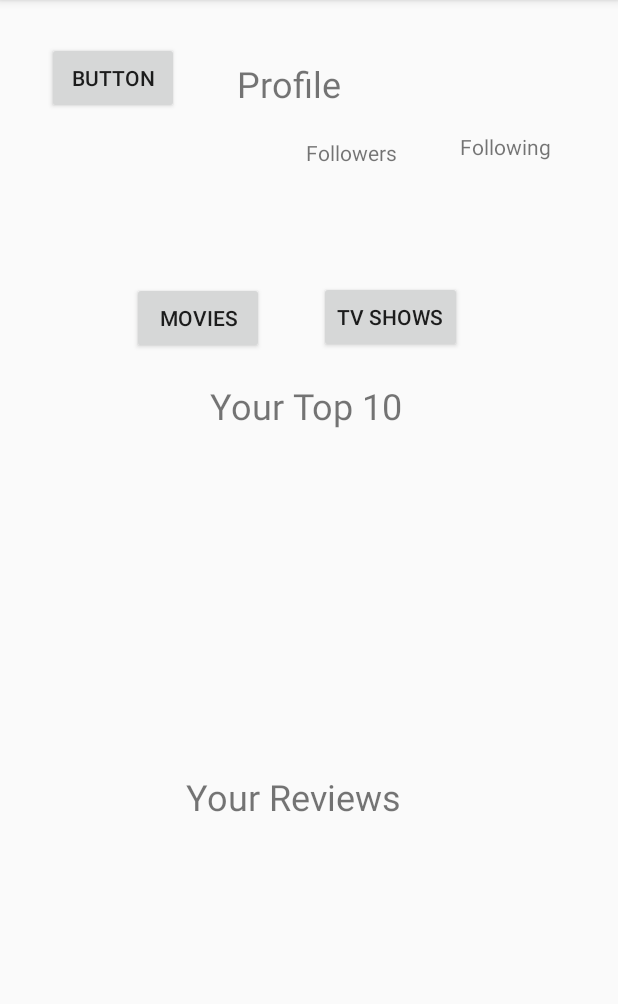
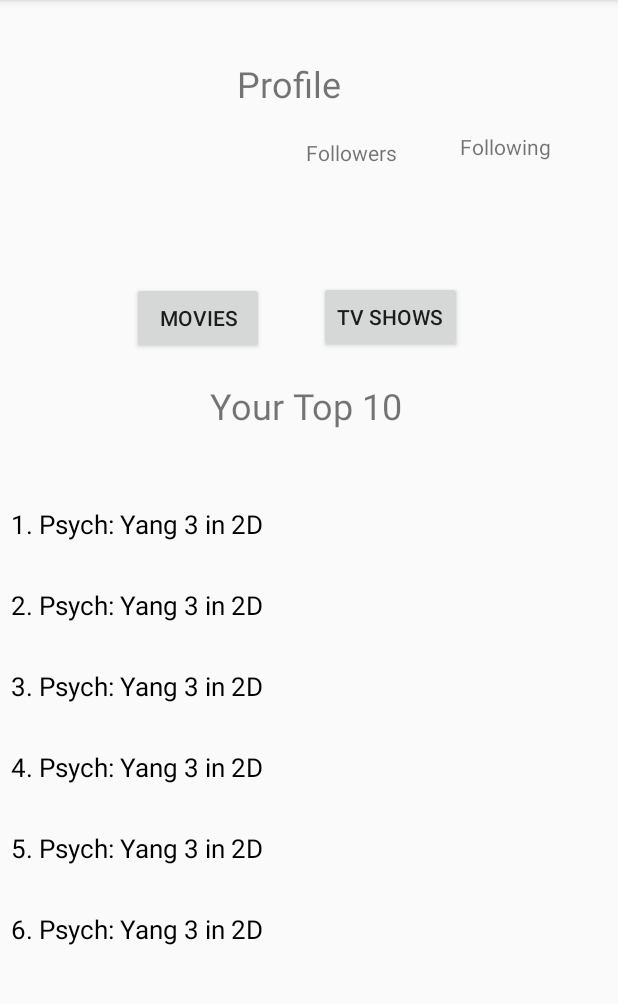
Before and after one commit to jonahperna123/TOFinalProject, an Android app: the ViewProfileActivity screen opened directly, with no data from a screen before it, after a tap on "TV SHOWS", on a phone screen of 412 x 824 dp, the part 84-1088 px from its top. Run offline under Robolectric (Android 15) with nearby library versions, the phone set to English and light mode, and no system bars; our stand-ins replace Firebase (no records; nobody signed in at launch, a user with empty details on screens opened directly); 2 statements that could not run were skipped.

Commit message:
Recycler for TV shows and movies on profile page

```diff
--- a/app/src/main/java/com/example/tofinalproject/ProfileRecyclerViewAdapter.java
+++ b/app/src/main/java/com/example/tofinalproject/ProfileRecyclerViewAdapter.java
@@ -18,11 +18,15 @@ import java.util.ArrayList;
 public class ProfileRecyclerViewAdapter extends RecyclerView.Adapter<ProfileRecyclerViewAdapter.ViewHolder> {
 
     private ArrayList<Movie> movieArrayList;
+    private ArrayList<Episode> tvArrayList;
     private Context nContext;
+    private boolean showMovie;
 
-    ProfileRecyclerViewAdapter(ArrayList<Movie> movieList, Context nContext) {
+    ProfileRecyclerViewAdapter(ArrayList<Movie> movieList, ArrayList<Episode> tvArrayList, Context nContext, boolean showMovie) {
         this.movieArrayList = movieList;
         this.nContext = nContext;
+        this.tvArrayList = tvArrayList;
+        this.showMovie = showMovie;
     }
 
     @NonNull
@@ -35,19 +39,36 @@ public class ProfileRecyclerViewAdapter extends RecyclerView.Adapter<ProfileRecy
 
     @Override
     public void onBindViewHolder(@NonNull ViewHolder holder, final int position) {
-        holder.contentName.setText(movieArrayList.get(position).titleMovie);
+        if (showMovie) {
+            Movie movie = movieArrayList.get(position);
+            holder.contentName.setText(String.valueOf(position + 1) + ". " + movie.titleMovie);
             holder.parentLayout.setOnClickListener(new View.OnClickListener() {
                 @Override
                 public void onClick(View view) {
                     Toast.makeText(nContext, movieArrayList.get(position).titleMovie, Toast.LENGTH_LONG).show();
                 }
             });
+        } else {
+            Episode episode = tvArrayList.get(position);
+            holder.contentName.setText(String.valueOf(position + 1) + ". " + episode.seriesTitle + ": " + episode.episodeTitle);
+            holder.parentLayout.setOnClickListener(new View.OnClickListener() {
+                @Override
+                public void onClick(View view) {
+                    Toast.makeText(nContext, tvArrayList.get(position).seriesTitle + ": " + tvArrayList.get(position).episodeTitle, Toast.LENGTH_LONG).show();
+                }
+            });
+        }
+
     }
 
     @Override
     public int getItemCount() {
+        if (showMovie) {
+            return movieArrayList.size();
+        }
 
-        return 0;
+        return tvArrayList.size();
+
     }
 
     public class ViewHolder extends RecyclerView.ViewHolder {
--- a/app/src/main/java/com/example/tofinalproject/ViewProfileActivity.java
+++ b/app/src/main/java/com/example/tofinalproject/ViewProfileActivity.java
@@ -14,6 +14,7 @@ import android.view.MenuItem;
 import android.view.View;
 import android.widget.Button;
 import android.widget.TextView;
+import android.widget.Toast;
 
 import com.google.firebase.database.DataSnapshot;
 import com.google.firebase.database.DatabaseError;
@@ -25,29 +26,27 @@ import java.util.ArrayList;
 
 public class ViewProfileActivity extends AppCompatActivity implements View.OnClickListener {
 
-    Button testButton, buttonViewTvShows, buttonViewMovies;
+    Button buttonViewTvShows, buttonViewMovies;
     TextView textViewFollowers, textViewFollowing;
-    ArrayList<Movie> moviesRated;
-    ArrayList<Episode> tvShowsRated;
+    ArrayList<Movie> moviesRated = new ArrayList<>();
+    ArrayList<Episode> tvShowsRated = new ArrayList<>();
 
     @Override
     protected void onCreate(Bundle savedInstanceState) {
         super.onCreate(savedInstanceState);
         setContentView(R.layout.activity_view_profile);
 
-        testButton = findViewById(R.id.buttonTest);
         buttonViewTvShows = findViewById(R.id.buttonViewTVShows);
         buttonViewMovies = findViewById(R.id.buttonViewMovies);
 
         textViewFollowers = findViewById(R.id.textViewFollowersView);
         textViewFollowing = findViewById(R.id.textViewFollowingView);
 
-        testButton.setOnClickListener(this);
         buttonViewMovies.setOnClickListener(this);
         buttonViewTvShows.setOnClickListener(this);
 
+        setTestInformation();
         getUserInformation();
-        setTestInformation();
         initRecyclerView();
 
 
@@ -73,10 +72,8 @@ public class ViewProfileActivity extends AppCompatActivity implements View.OnCli
 
 
                 //DO THIS - grab values from realtime database
-                tvShowsRated =  new ArrayList<>();
-                moviesRated =  new ArrayList<>();
-
-
+//                tvShowsRated =  new ArrayList<>();
+//                moviesRated =  new ArrayList<>();
 
 
             }
@@ -91,7 +88,14 @@ public class ViewProfileActivity extends AppCompatActivity implements View.OnCli
 
     public void initRecyclerView() {
         RecyclerView recyclerView = findViewById(R.id.ratedContentContainer);
-        ProfileRecyclerViewAdapter recyclerViewAdapter = new ProfileRecyclerViewAdapter(moviesRated, this);
+        ProfileRecyclerViewAdapter recyclerViewAdapter = new ProfileRecyclerViewAdapter(moviesRated, tvShowsRated, this, true);
+        recyclerView.setAdapter(recyclerViewAdapter);
+        recyclerView.setLayoutManager(new LinearLayoutManager(this));
+    }
+
+    public void setMovieList() {
+        RecyclerView recyclerView = findViewById(R.id.ratedContentContainer);
+        ProfileRecyclerViewAdapter recyclerViewAdapter = new ProfileRecyclerViewAdapter(moviesRated, tvShowsRated, this, true);
         recyclerView.setAdapter(recyclerViewAdapter);
         recyclerView.setLayoutManager(new LinearLayoutManager(this));
     }
@@ -99,7 +103,10 @@ public class ViewProfileActivity extends AppCompatActivity implements View.OnCli
 
 
     public void setTvShowList() {
-
+        RecyclerView recyclerView = findViewById(R.id.ratedContentContainer);
+        ProfileRecyclerViewAdapter recyclerViewAdapter = new ProfileRecyclerViewAdapter(moviesRated, tvShowsRated, this, false);
+        recyclerView.setAdapter(recyclerViewAdapter);
+        recyclerView.setLayoutManager(new LinearLayoutManager(this));
     }
 
 
@@ -107,7 +114,7 @@ public class ViewProfileActivity extends AppCompatActivity implements View.OnCli
     public void onClick(View view) {
 
         if (view == buttonViewMovies) {
-
+            setMovieList();
         } else if (view == buttonViewTvShows) {
             setTvShowList();
         }
@@ -141,15 +148,34 @@ public class ViewProfileActivity extends AppCompatActivity implements View.OnCli
         ArrayList<Pair<String, String>> ratings = new ArrayList<>();
         ratings.add(Pair.create("IMDB", "10/10"));
 
-        Movie movieOne = new Movie("Shrek", "A story of an ogre and his donkey", "2000","Adventure", "The GingerBread Man", "asd", ratings);
+        Movie movieOne = new Movie("Shrek", "A story of an ogre and his donkey",
+                "2000","Adventure", "The GingerBread Man", "asd", ratings);
         for (int i = 0; i < 10; ++i){
-            moviesRated.add(movieOne);
+            this.moviesRated.add(movieOne);
         }
 
         User userOne = new User(email, firstName, lastName);
 
 
         myRef.setValue(userOne);
+
+
+        //set test Episode information
+         String seriesTitle = "Psych";
+         String episodeTitle = "Yang 3 in 2D";
+         String seasonNumber = "4";
+         String episodeNumber = "11";
+         String episodeDescription = "Shawn and gus fight a new yang";
+         String episodeRating = "10/10";
+
+         Episode testEpisode = new Episode(seriesTitle, episodeTitle, seasonNumber, episodeNumber, episodeDescription, episodeRating);
+
+         //populate episode
+        for (int i = 0; i < 10; ++i){
+            this.tvShowsRated.add(testEpisode);
+        }
+
+
     }
 
 
--- a/app/src/main/res/layout/activity_view_profile.xml
+++ b/app/src/main/res/layout/activity_view_profile.xml
@@ -88,31 +88,13 @@
         app:layout_constraintStart_toStartOf="parent"
         app:layout_constraintTop_toBottomOf="@+id/buttonViewMovies" />
 
-    <TextView
-        android:id="@+id/textViewYourReviewsHeader"
-        android:layout_width="wrap_content"
-        android:layout_height="wrap_content"
-        android:layout_marginStart="124dp"
-        android:layout_marginTop="228dp"
-        android:text="Your Reviews"
-        android:textSize="24sp"
-        app:layout_constraintStart_toStartOf="parent"
-        app:layout_constraintTop_toBottomOf="@+id/textViewContainerHeader" />
-
-    <Button
-        android:id="@+id/buttonTest"
-        android:layout_width="wrap_content"
-        android:layout_height="wrap_content"
-        android:layout_marginStart="31dp"
+    <RelativeLayout
+        android:id="@+id/contentContainer"
+        android:layout_width="match_parent"
+        android:layout_height="500px"
         android:layout_marginTop="28dp"
-        android:text="Button"
-        app:layout_constraintStart_toStartOf="parent"
-        app:layout_constraintTop_toTopOf="parent" />
-
-    <RelativeLayout
-        android:layout_width="match_parent"
-        android:layout_height="450px"
-        android:layout_marginTop="28dp"
+        android:background="#00A88888"
+        android:backgroundTint="#00A88888"
         app:layout_constraintTop_toBottomOf="@+id/textViewContainerHeader"
         tools:layout_editor_absoluteX="140dp">
 
@@ -120,7 +102,9 @@
         <androidx.recyclerview.widget.RecyclerView
             android:id="@+id/ratedContentContainer"
             android:layout_width="match_parent"
-            android:layout_height="match_parent" />
+            android:layout_height="match_parent"
+            android:background="#00A88888"
+            android:backgroundTint="#00A88888" />
     </RelativeLayout>
 
 </androidx.constraintlayout.widget.ConstraintLayout>
--- a/app/src/main/res/layout/profile_list_content.xml
+++ b/app/src/main/res/layout/profile_list_content.xml
@@ -2,13 +2,14 @@
 <RelativeLayout xmlns:android="http://schemas.android.com/apk/res/android"
     android:id="@+id/parentLayout"
     android:layout_width="match_parent"
-    android:layout_height="match_parent">
+    android:layout_height="wrap_content"
+    android:padding="7dp">
+
 
     <TextView
         android:id="@+id/contentRecyclerView"
         android:layout_width="wrap_content"
         android:layout_height="wrap_content"
-        android:layout_marginLeft="15dp"
         android:layout_marginTop="15dp"
         android:text="Movie"
         android:textColor="#000"
```
Lines whose indentation alone changed are shown as unchanged.
